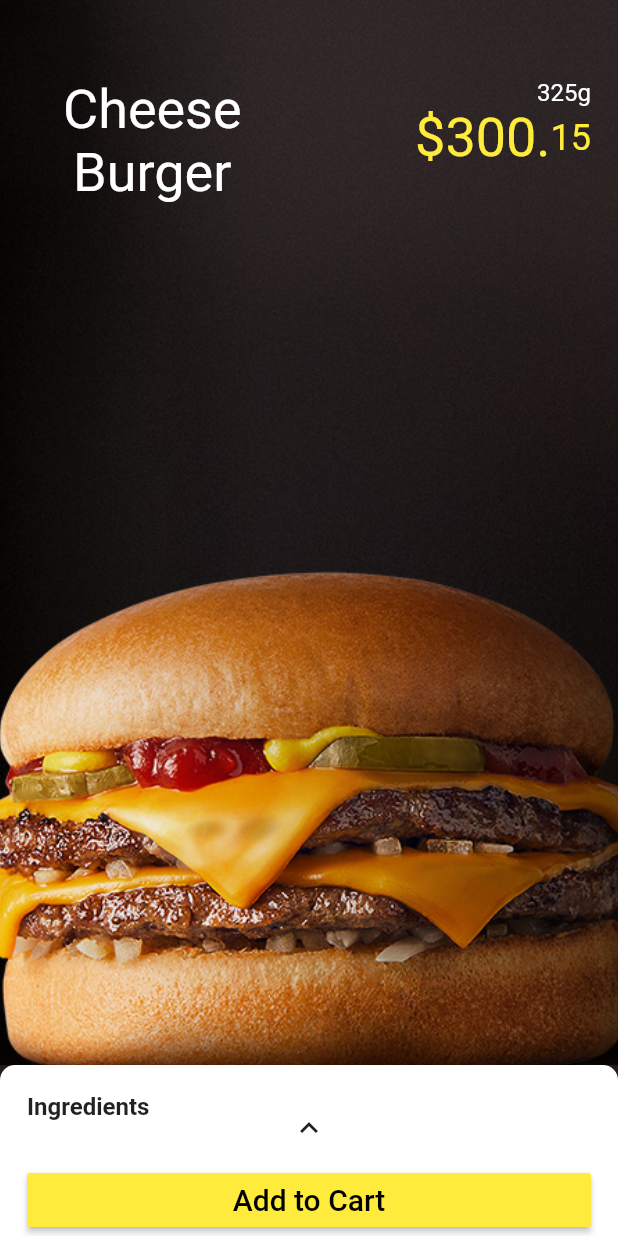
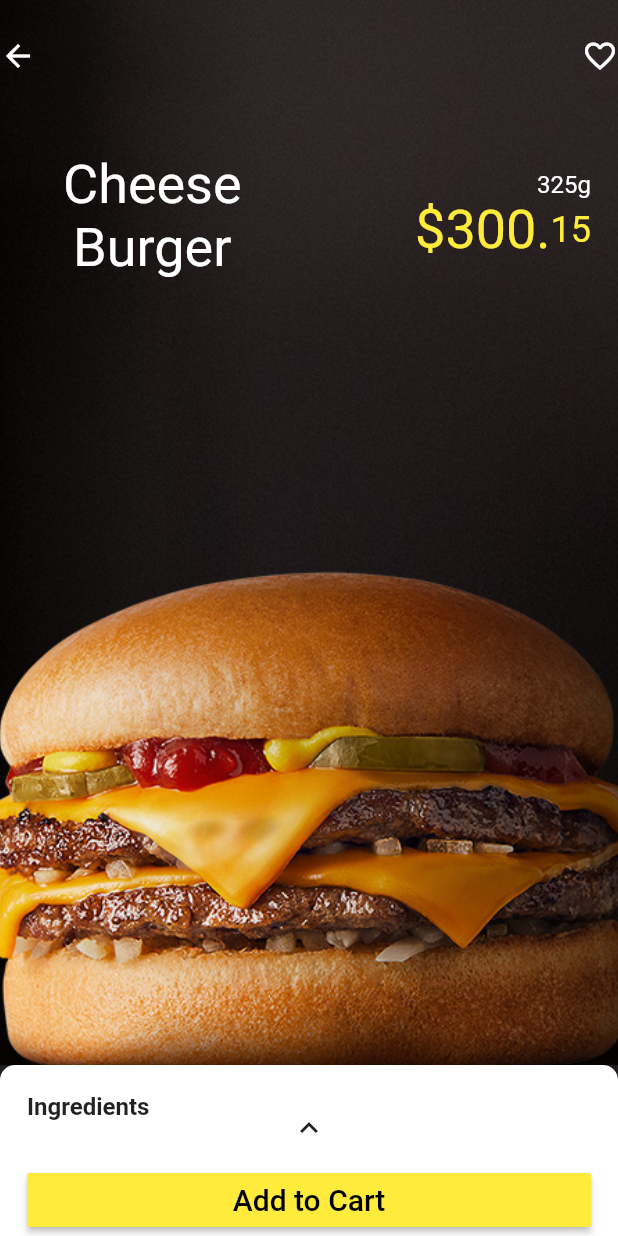
Before and after one commit to JoelEspinal/burger_app, a Flutter app: the screen it shows after launch, on a phone screen of 412 x 824 dp. Run offline on Flutter 3.47's test engine with Material 2 defaults, Android fonts, the phone set to English and light mode, and no system bars.

Commit message:
:lipstick: Add OrderBar to order content

```diff
--- a/lib/ui/order/order_content.dart
+++ b/lib/ui/order/order_content.dart
@@ -1,4 +1,28 @@
 import 'package:flutter/material.dart';
+
+class OrderBar extends StatelessWidget {
+  @override
+  Widget build(BuildContext context) {
+    return Container(
+      padding: EdgeInsets.only(top: 25.0),
+      height: 50.0,
+      color: Colors.transparent,
+      child: Row(
+        mainAxisAlignment: MainAxisAlignment.spaceBetween,
+        children: <Widget>[
+          Icon(
+            Icons.arrow_back,
+            color: Colors.white,
+          ),
+          Icon(
+            Icons.favorite_border,
+            color: Colors.white,
+          ),
+        ],
+      ),
+    );
+  }
+}
 
 class OrderBody extends StatelessWidget {
   @override
@@ -11,7 +35,10 @@ class OrderBody extends StatelessWidget {
           image: AssetImage("assets/images/burger_background.jpg"),
         ),
       ),
-      child: Container(
+      child: Column(
+        children: <Widget>[
+          OrderBar(),
+          Container(
             padding: EdgeInsets.only(
               top: 52.0,
               left: 24,
@@ -45,11 +72,13 @@ class OrderBody extends StatelessWidget {
                         children: <Widget>[
                           Text(
                             "\$300.",
-                        style: TextStyle(color: Colors.yellow, fontSize: 36),
+                            style:
+                                TextStyle(color: Colors.yellow, fontSize: 36),
                           ),
                           Text(
                             "15",
-                        style: TextStyle(color: Colors.yellow, fontSize: 24),
+                            style:
+                                TextStyle(color: Colors.yellow, fontSize: 24),
                           ),
                         ],
                       )
@@ -59,6 +88,8 @@ class OrderBody extends StatelessWidget {
               ),
             ),
           ),
+        ],
+      ),
     );
   }
 }
```
Lines whose indentation alone changed are shown as unchanged.
